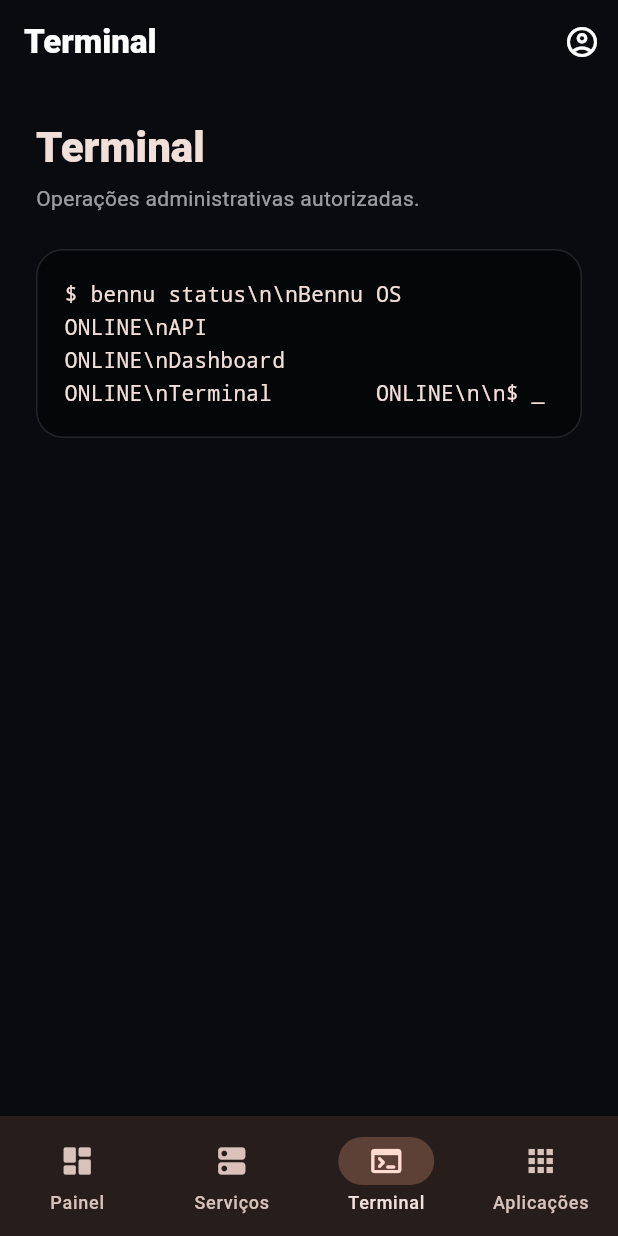
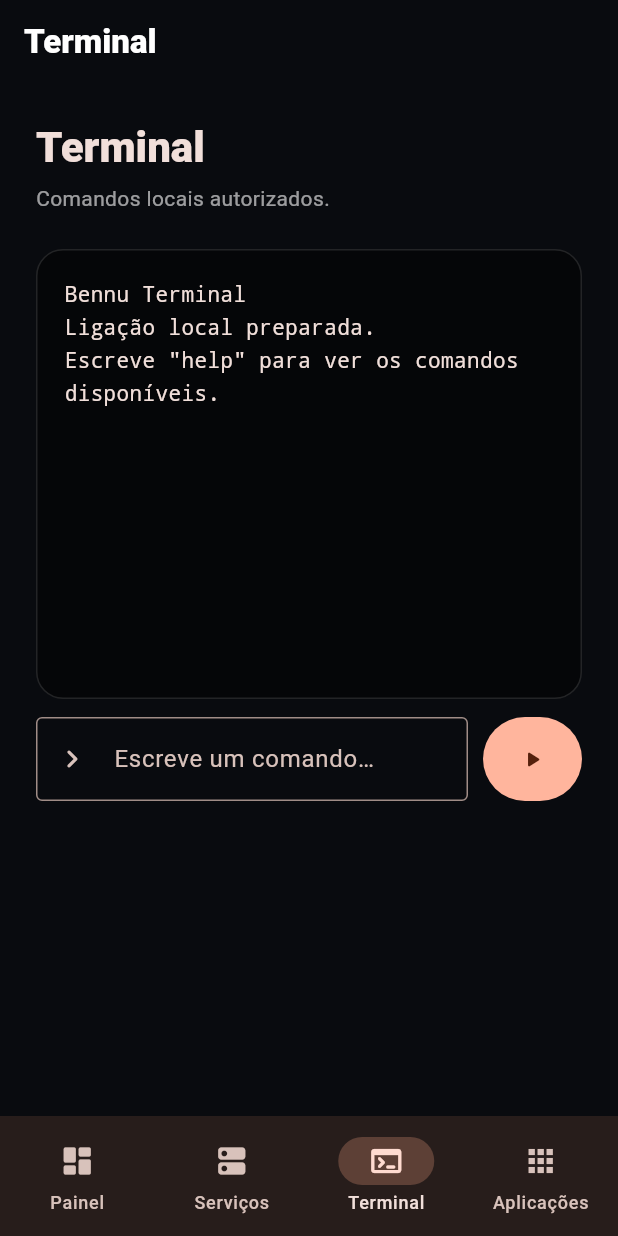
Before and after one commit to domingosferrazfonseca283-blip/bennu, a Flutter app: the screen it shows after launch, item 3 of the bottom bar chosen, on a phone screen of 412 x 824 dp. Run offline on Flutter 3.47's test engine with Material 3 defaults, Android fonts, the phone set to English and light mode, and no system bars.

Commit message:
feat(client): build functional Bennu graphical interface

```diff
--- a/apps/client/lib/main.dart
+++ b/apps/client/lib/main.dart
@@ -79,14 +79,10 @@ class _BennuShellState extends State<BennuShell> {
 
         return Scaffold(
           appBar: AppBar(
-            title: Text(destinations[index].$2, style: const TextStyle(fontWeight: FontWeight.w800)),
-            actions: [
-              IconButton(
-                tooltip: 'Perfil',
-                onPressed: () {},
-                icon: const Icon(Icons.account_circle_outlined),
+            title: Text(
+              destinations[index].$2,
+              style: const TextStyle(fontWeight: FontWeight.w800),
             ),
-            ],
           ),
           body: page,
           bottomNavigationBar: NavigationBar(
@@ -167,31 +163,39 @@ class DashboardPage extends StatelessWidget {
   Widget build(BuildContext context) {
     return _PageScroll(
       title: 'Centro de Comando',
-      subtitle: 'Visão geral do teu ambiente Bennu.',
+      subtitle: 'O teu ambiente Bennu num só lugar.',
       child: Column(
         crossAxisAlignment: CrossAxisAlignment.start,
         children: [
           const _HeroCard(),
           const SizedBox(height: 20),
-          GridView.count(
-            crossAxisCount: 2,
+          LayoutBuilder(
+            builder: (context, constraints) {
+              final columns = constraints.maxWidth >= 760 ? 4 : 2;
+              return GridView.count(
+                crossAxisCount: columns,
                 crossAxisSpacing: 12,
                 mainAxisSpacing: 12,
                 shrinkWrap: true,
                 physics: const NeverScrollableScrollPhysics(),
                 childAspectRatio: 1.45,
                 children: const [
-              _MetricCard(icon: Icons.dns_rounded, title: 'Serviços', value: '4', detail: '3 online · 1 parado'),
-              _MetricCard(icon: Icons.security_rounded, title: 'Segurança', value: 'Ativa', detail: 'Ambiente protegido'),
-              _MetricCard(icon: Icons.memory_rounded, title: 'Sistema', value: 'OK', detail: 'Recursos disponíveis'),
-              _MetricCard(icon: Icons.cloud_done_rounded, title: 'API', value: 'Online', detail: 'Ligação operacional'),
+                  _MetricCard(icon: Icons.dns_rounded, title: 'Serviços', value: '3/4', detail: 'online'),
+                  _MetricCard(icon: Icons.security_rounded, title: 'Segurança', value: 'Ativa', detail: 'protegido'),
+                  _MetricCard(icon: Icons.memory_rounded, title: 'Sistema', value: 'OK', detail: 'recursos normais'),
+                  _MetricCard(icon: Icons.cloud_done_rounded, title: 'API', value: 'Online', detail: 'ligação disponível'),
                 ],
+              );
+            },
           ),
           const SizedBox(height: 24),
-          Text('Acesso rápido', style: Theme.of(context).textTheme.titleLarge?.copyWith(fontWeight: FontWeight.w800)),
+          Text(
+            'Acesso rápido',
+            style: Theme.of(context).textTheme.titleLarge?.copyWith(fontWeight: FontWeight.w800),
+          ),
           const SizedBox(height: 10),
           const _QuickAction(icon: Icons.terminal_rounded, title: 'Abrir Terminal', subtitle: 'Executar comandos autorizados'),
-          const _QuickAction(icon: Icons.dns_rounded, title: 'Ver Serviços', subtitle: 'Estado dos componentes Bennu'),
+          const _QuickAction(icon: Icons.dns_rounded, title: 'Ver Serviços', subtitle: 'Monitorizar os componentes Bennu'),
           const _QuickAction(icon: Icons.system_update_rounded, title: 'Atualizações', subtitle: 'Verificar novas versões'),
         ],
       ),
@@ -222,7 +226,7 @@ class _HeroCard extends StatelessWidget {
           SizedBox(height: 18),
           Text('Bennu está operacional', style: TextStyle(fontSize: 27, fontWeight: FontWeight.w900)),
           SizedBox(height: 7),
-          Text('O teu centro de comando está pronto.', style: TextStyle(fontSize: 16, color: Colors.white70)),
+          Text('Centro de comando pronto para utilização.', style: TextStyle(fontSize: 16, color: Colors.white70)),
         ],
       ),
     );
@@ -241,13 +245,16 @@ class _MetricCard extends StatelessWidget {
     return Card(
       child: Padding(
         padding: const EdgeInsets.all(18),
-        child: Column(crossAxisAlignment: CrossAxisAlignment.start, children: [
+        child: Column(
+          crossAxisAlignment: CrossAxisAlignment.start,
+          children: [
             Icon(icon, color: Theme.of(context).colorScheme.primary),
             const Spacer(),
             Text(title, style: const TextStyle(color: Colors.white60)),
             Text(value, style: const TextStyle(fontSize: 21, fontWeight: FontWeight.w800)),
             Text(detail, style: const TextStyle(fontSize: 12, color: Colors.white54)),
-        ]),
+          ],
+        ),
       ),
     );
   }
@@ -269,7 +276,6 @@ class _QuickAction extends StatelessWidget {
         title: Text(title, style: const TextStyle(fontWeight: FontWeight.w700)),
         subtitle: Text(subtitle),
         trailing: const Icon(Icons.chevron_right_rounded),
-        onTap: () {},
       ),
     );
   }
@@ -282,12 +288,14 @@ class ServicesPage extends StatelessWidget {
   Widget build(BuildContext context) => _PageScroll(
         title: 'Serviços',
         subtitle: 'Estado dos componentes do Bennu.',
-        child: Column(children: const [
+        child: Column(
+          children: const [
             _ServiceTile('Bennu API', 'Online', Icons.cloud_done_rounded, true),
             _ServiceTile('Dashboard', 'Online', Icons.dashboard_rounded, true),
             _ServiceTile('Terminal', 'Online', Icons.terminal_rounded, true),
             _ServiceTile('Worker', 'Parado', Icons.memory_rounded, false),
-        ]),
+          ],
+        ),
       );
 }
 
@@ -307,27 +315,110 @@ class _ServiceTile extends StatelessWidget {
         leading: Icon(icon),
         title: Text(name, style: const TextStyle(fontWeight: FontWeight.w700)),
         subtitle: Text(state),
-        trailing: Container(width: 10, height: 10, decoration: BoxDecoration(color: color, shape: BoxShape.circle)),
+        trailing: Container(
+          width: 10,
+          height: 10,
+          decoration: BoxDecoration(color: color, shape: BoxShape.circle),
+        ),
       ),
     );
   }
 }
 
-class TerminalPage extends StatelessWidget {
+class TerminalPage extends StatefulWidget {
   const TerminalPage({super.key});
+
+  @override
+  State<TerminalPage> createState() => _TerminalPageState();
+}
+
+class _TerminalPageState extends State<TerminalPage> {
+  final controller = TextEditingController();
+  final lines = <String>[
+    'Bennu Terminal',
+    'Ligação local preparada.',
+    'Escreve "help" para ver os comandos disponíveis.',
+  ];
+
+  @override
+  void dispose() {
+    controller.dispose();
+    super.dispose();
+  }
+
+  void execute() {
+    final command = controller.text.trim();
+    if (command.isEmpty) return;
+    setState(() {
+      lines.add('> $command');
+      switch (command.toLowerCase()) {
+        case 'help':
+          lines.add('status   Mostra o estado do Bennu');
+          lines.add('version  Mostra a versão do cliente');
+          lines.add('clear    Limpa o terminal');
+          break;
+        case 'status':
+          lines.add('Bennu       ONLINE');
+          lines.add('API         ONLINE');
+          lines.add('Dashboard   ONLINE');
+          lines.add('Worker      STOPPED');
+          break;
+        case 'version':
+          lines.add('Bennu Client 0.6.7');
+          break;
+        case 'clear':
+          lines.clear();
+          break;
+        default:
+          lines.add('Comando desconhecido. Usa "help".');
+      }
+      controller.clear();
+    });
+  }
 
   @override
   Widget build(BuildContext context) => _PageScroll(
         title: 'Terminal',
-        subtitle: 'Operações administrativas autorizadas.',
-        child: Container(
+        subtitle: 'Comandos locais autorizados.',
+        child: Column(
+          children: [
+            Container(
               width: double.infinity,
+              constraints: const BoxConstraints(minHeight: 300),
               padding: const EdgeInsets.all(18),
-          decoration: BoxDecoration(color: const Color(0xFF050608), borderRadius: BorderRadius.circular(18), border: Border.all(color: Colors.white12)),
-          child: const SelectableText(
-            r'$ bennu status\n\nBennu OS       ONLINE\nAPI             ONLINE\nDashboard       ONLINE\nTerminal        ONLINE\n\n$ _',
-            style: TextStyle(fontFamily: 'monospace', fontSize: 14, height: 1.6),
+              decoration: BoxDecoration(
+                color: const Color(0xFF050608),
+                borderRadius: BorderRadius.circular(18),
+                border: Border.all(color: Colors.white12),
               ),
+              child: SelectableText(
+                lines.join('\n'),
+                style: const TextStyle(fontFamily: 'monospace', fontSize: 14, height: 1.6),
+              ),
+            ),
+            const SizedBox(height: 12),
+            Row(
+              children: [
+                Expanded(
+                  child: TextField(
+                    controller: controller,
+                    onSubmitted: (_) => execute(),
+                    decoration: const InputDecoration(
+                      hintText: 'Escreve um comando…',
+                      prefixIcon: Icon(Icons.chevron_right_rounded),
+                      border: OutlineInputBorder(),
+                    ),
+                  ),
+                ),
+                const SizedBox(width: 10),
+                FilledButton(
+                  onPressed: execute,
+                  style: FilledButton.styleFrom(minimumSize: const Size(56, 56)),
+                  child: const Icon(Icons.play_arrow_rounded),
+                ),
+              ],
+            ),
+          ],
         ),
       );
 }
@@ -338,9 +429,12 @@ class AppsPage extends StatelessWidget {
   @override
   Widget build(BuildContext context) => _PageScroll(
         title: 'Aplicações',
-        subtitle: 'Ferramentas disponíveis no ecossistema Bennu.',
-        child: GridView.count(
-          crossAxisCount: 2,
+        subtitle: 'Ferramentas do ecossistema Bennu.',
+        child: LayoutBuilder(
+          builder: (context, constraints) {
+            final columns = constraints.maxWidth >= 760 ? 4 : 2;
+            return GridView.count(
+              crossAxisCount: columns,
               crossAxisSpacing: 12,
               mainAxisSpacing: 12,
               shrinkWrap: true,
@@ -350,8 +444,10 @@ class AppsPage extends StatelessWidget {
                 _AppCard(Icons.terminal_rounded, 'Terminal', 'Administração'),
                 _AppCard(Icons.dashboard_rounded, 'Dashboard', 'Monitorização'),
                 _AppCard(Icons.storage_rounded, 'Storage', 'Dados'),
-            _AppCard(Icons.security_rounded, 'Security', 'Proteção'),
+                _AppCard(Icons.security_rounded, 'Segurança', 'Proteção'),
               ],
+            );
+          },
         ),
       );
 }
@@ -366,12 +462,15 @@ class _AppCard extends StatelessWidget {
   Widget build(BuildContext context) => Card(
         child: Padding(
           padding: const EdgeInsets.all(18),
-          child: Column(crossAxisAlignment: CrossAxisAlignment.start, children: [
+          child: Column(
+            crossAxisAlignment: CrossAxisAlignment.start,
+            children: [
               Icon(icon, size: 30, color: Theme.of(context).colorScheme.primary),
               const Spacer(),
               Text(name, style: const TextStyle(fontWeight: FontWeight.w800, fontSize: 17)),
               Text(description, style: const TextStyle(color: Colors.white60)),
-          ]),
+            ],
+          ),
         ),
       );
 }
@@ -383,13 +482,15 @@ class SettingsPage extends StatelessWidget {
   Widget build(BuildContext context) => _PageScroll(
         title: 'Definições',
         subtitle: 'Personaliza o cliente Bennu.',
-        child: Column(children: [
-          Card(child: SwitchListTile(value: true, onChanged: (_) {}, title: const Text('Modo escuro'), subtitle: const Text('Interface otimizada para uso contínuo'))),
-          const SizedBox(height: 10),
-          const Card(child: ListTile(leading: Icon(Icons.language_rounded), title: Text('Idioma'), subtitle: Text('Português (Portugal)'))),
-          const SizedBox(height: 10),
-          const Card(child: ListTile(leading: Icon(Icons.info_outline_rounded), title: Text('Sobre o Bennu'), subtitle: Text('Versão 0.6.6'))),
-        ]),
+        child: Column(
+          children: const [
+            Card(child: SwitchListTile(value: true, onChanged: null, title: Text('Modo escuro'), subtitle: Text('Interface otimizada para uso contínuo'))),
+            SizedBox(height: 10),
+            Card(child: ListTile(leading: Icon(Icons.language_rounded), title: Text('Idioma'), subtitle: Text('Português (Portugal)'))),
+            SizedBox(height: 10),
+            Card(child: ListTile(leading: Icon(Icons.info_outline_rounded), title: Text('Sobre o Bennu'), subtitle: Text('Versão 0.6.7'))),
+          ],
+        ),
       );
 }
 
```
Lines whose indentation alone changed are shown as unchanged.
